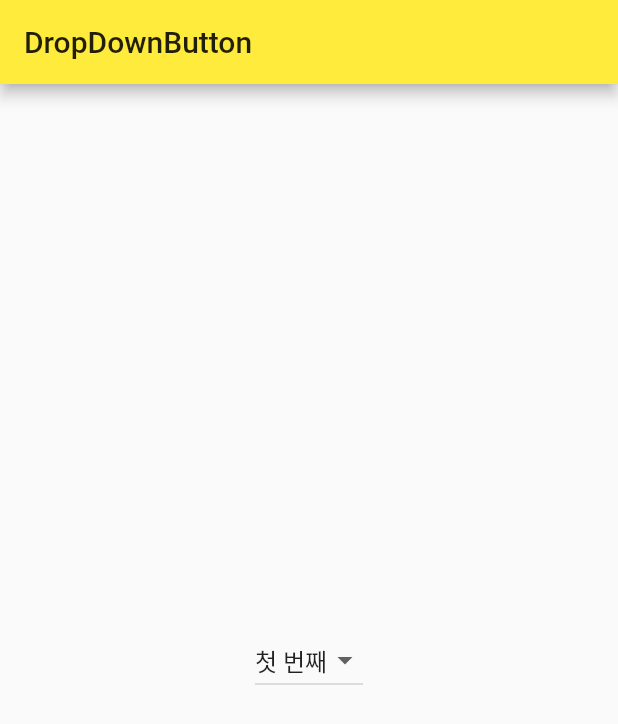
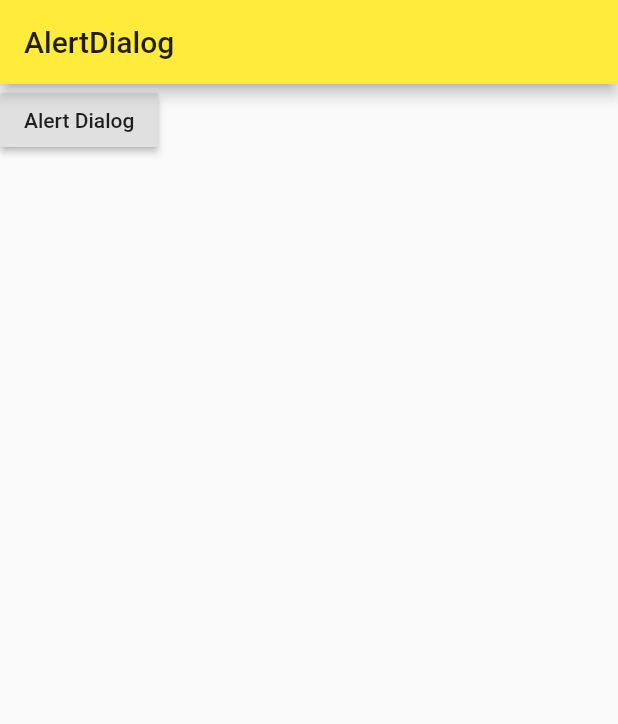
Before and after one commit to congcoding/flutter_survivalcoding, a Flutter app: the screen it shows after launch, on a phone screen of 412 x 824 dp. Shown: the top 724 px of the screen. Run offline on Flutter 3.47's test engine with Material 2 defaults, Android fonts, the phone set to English and light mode, and no system bars.

Commit message:
[FEAT] Chapter 5.2.1 (AlertDialog)

```diff
--- a/lib/main.dart
+++ b/lib/main.dart
@@ -21,42 +21,52 @@ class MyHomePage extends StatefulWidget {
 }
 
 class _MyHomePageState extends State<MyHomePage> {
-  final _valueList = ['첫 번째', '두 번째', '세 번째'];
-  var _selectedValue = '첫 번째';
-
   @override
   Widget build(BuildContext context) {
     return Scaffold(
         appBar: AppBar(
-          title: Text('DropDownButton'),
+          title: Text('AlertDialog'),
         ),
-        body: Padding(
-          padding: const EdgeInsets.all(8.0),
-          child: Center(
-            child: Column(
-              mainAxisAlignment: MainAxisAlignment.center,
-              crossAxisAlignment: CrossAxisAlignment.center,
-              children: <Widget>[
-                DropdownButton(
-                  value: _selectedValue,
-                  items: _valueList.map(
-                      (value) {
-                        return DropdownMenuItem(
-                          value: value,
-                          child: Text(value),
-                        );
-                      },
-                  ).toList(),
-                  onChanged: (value) {
-                    setState(() {
-                      _selectedValue = value;
-                    });
-                  }
-                )
-              ]
-            )
-          )
+        body: RaisedButton(
+          onPressed: () {
+            _neverStatisfied();
+          },
+          child: Text('Alert Dialog'),
         )
     );
   }
+
+  Future<void> _neverStatisfied() async {
+    return showDialog<void>(
+      context: context,
+      barrierDismissible: false,
+      builder: (BuildContext context) {
+        return AlertDialog(
+          title: Text('제목'),
+          content: SingleChildScrollView(
+            child: ListBody(
+              children: <Widget>[
+                Text('Alert Dialog입니다'),
+                Text('OK를 눌러 닫습니다.'),
+              ],
+            ),
+          ),
+          actions: <Widget>[
+            FlatButton(
+              child: Text('OK'),
+              onPressed: () {
+                Navigator.of(context).pop();
+              },
+            ),
+            FlatButton(
+              child: Text('Cancel'),
+              onPressed: () {
+                Navigator.of(context).pop();
+              },
+            ),
+          ],
+        );
+      },
+    );
+  }
 }
```
